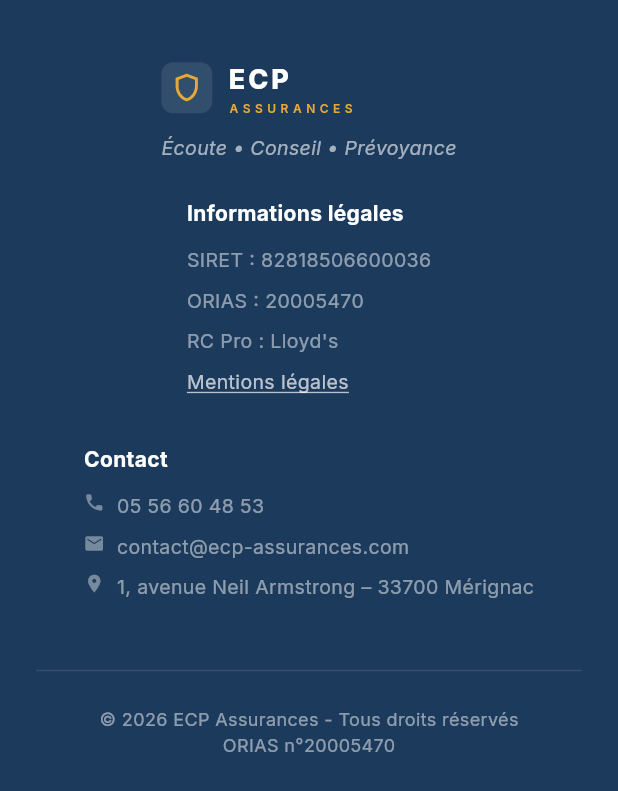
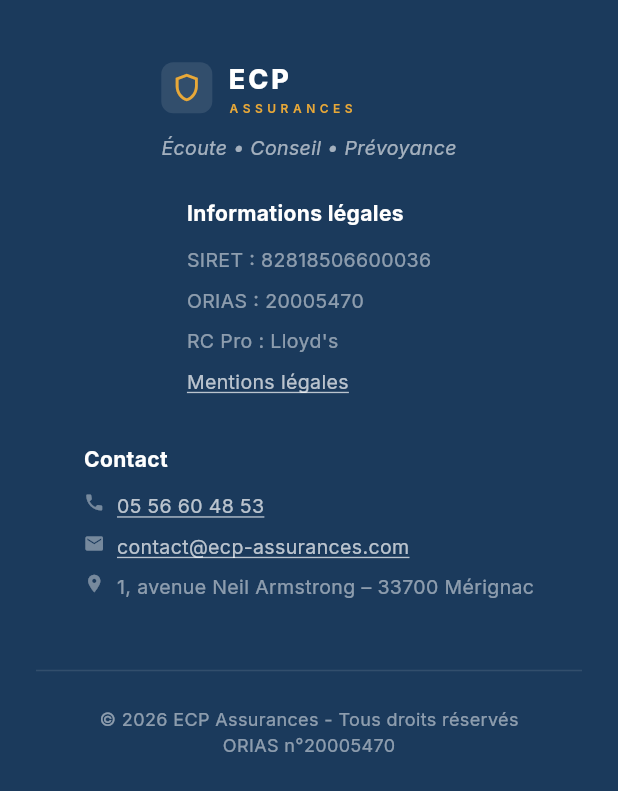
Before and after one commit to Wistyapp/ecpassurance, a Flutter app: the FooterSection widget shown alone on an empty page, opened directly, on a phone screen of 412 x 824 dp. Shown: the top 791 px of the screen. Run offline on Flutter 3.47's test engine with Material 3 defaults, Android fonts, the phone set to English and light mode, and no system bars; our stand-ins replace flutter_dotenv, go_router, google_fonts, visibility_detector.

Commit message:
added new pages

```diff
--- a/lib/sections/footer_section.dart
+++ b/lib/sections/footer_section.dart
@@ -3,11 +3,14 @@
 import '../utils/ecp_responsive.dart';
 import '../utils/ecp_constants.dart';
 
+import 'package:go_router/go_router.dart';          // ← AJOUTER
+import 'package:url_launcher/url_launcher.dart';     // ← AJOUTER
+
 class FooterSection extends StatelessWidget {
   const FooterSection({super.key});
 
   @override
-  Widget build(BuildContext context) {
+  Widget build(BuildContext context) {                // context est dispo ici
     final isMobile = Responsive.isMobile(context);
     final year = DateTime.now().year;
 
@@ -25,24 +28,24 @@
             Column(
               crossAxisAlignment: CrossAxisAlignment.center,
               children: [
-                _buildLogo(),
+                _buildLogo(context),          // ← passer context
                 const SizedBox(height: 24),
-                _buildLegalInfo(),
+                _buildLegalInfo(context),      // ← passer context
                 const SizedBox(height: 24),
-                _buildContactFooter(),
+                _buildContactFooter(context),  // ← passer context
               ],
             )
           else
             Row(
               crossAxisAlignment: CrossAxisAlignment.start,
               children: [
-                Expanded(flex: 2, child: _buildLogo()),
-                Expanded(flex: 2, child: _buildLegalInfo()),
-                Expanded(flex: 2, child: _buildContactFooter()),
+                Expanded(flex: 2, child: _buildLogo(context)),
+                Expanded(flex: 2, child: _buildLegalInfo(context)),
+                Expanded(flex: 2, child: _buildContactFooter(context)),
               ],
             ),
           const SizedBox(height: 30),
-          Divider(color: Colors.white.withOpacity(0.1)),
+          Divider(color: Colors.white.withValues(alpha: 0.1)),
           const SizedBox(height: 16),
           Wrap(
             alignment: WrapAlignment.center,
@@ -50,17 +53,11 @@
             children: [
               Text(
                 '© $year ${AppConstants.companyName} - Tous droits réservés',
-                style: TextStyle(
-                  fontSize: 12,
-                  color: Colors.white.withOpacity(0.5),
-                ),
+                style: TextStyle(fontSize: 12, color: Colors.white.withValues(alpha:0.5)),
               ),
               Text(
                 'ORIAS n°${AppConstants.orias}',
-                style: TextStyle(
-                  fontSize: 12,
-                  color: Colors.white.withOpacity(0.5),
-                ),
+                style: TextStyle(fontSize: 12, color: Colors.white.withValues(alpha:0.5)),
               ),
             ],
           ),
@@ -69,8 +66,10 @@
     );
   }
 
-  Widget _buildLogo() {
-    return Column(
+  Widget _buildLogo(BuildContext context) {
+    return GestureDetector(
+      onTap: () => context.go('/'),
+      child: Column(
         crossAxisAlignment: CrossAxisAlignment.start,
         children: [
           Row(
@@ -79,7 +78,7 @@
               Container(
                 padding: const EdgeInsets.all(6),
                 decoration: BoxDecoration(
-                color: Colors.white.withOpacity(0.1),
+                  color: Colors.white.withValues(alpha:0.1),
                   borderRadius: BorderRadius.circular(8),
                 ),
                 child: const Icon(Icons.shield_outlined, color: AppColors.accent, size: 22),
@@ -90,21 +89,11 @@
                 children: [
                   const Text(
                     'ECP',
-                  style: TextStyle(
-                    fontSize: 18,
-                    fontWeight: FontWeight.w800,
-                    color: Colors.white,
-                    letterSpacing: 2,
-                  ),
+                    style: TextStyle(fontSize: 18, fontWeight: FontWeight.w800, color: Colors.white, letterSpacing: 2),
                   ),
                   Text(
                     'ASSURANCES',
-                  style: TextStyle(
-                    fontSize: 8,
-                    fontWeight: FontWeight.w600,
-                    color: AppColors.accent,
-                    letterSpacing: 3,
-                  ),
+                    style: TextStyle(fontSize: 8, fontWeight: FontWeight.w600, color: AppColors.accent, letterSpacing: 3),
                   ),
                 ],
               ),
@@ -113,57 +102,69 @@
           const SizedBox(height: 12),
           Text(
             AppConstants.tagline,
-          style: TextStyle(
-            fontSize: 13,
-            color: Colors.white.withOpacity(0.6),
-            fontStyle: FontStyle.italic,
+            style: TextStyle(fontSize: 13, color: Colors.white.withValues(alpha:0.6), fontStyle: FontStyle.italic),
           ),
+        ],
+      ),
+    );
+  }
+
+  Widget _buildLegalInfo(BuildContext context) {
+    return Column(
+      crossAxisAlignment: CrossAxisAlignment.start,
+      children: [
+        const Text(
+          'Informations légales',
+          style: TextStyle(fontSize: 14, fontWeight: FontWeight.w700, color: Colors.white),
+        ),
+        const SizedBox(height: 12),
+        _FooterLink(label: 'SIRET : ${AppConstants.siret}'),
+        _FooterLink(label: 'ORIAS : ${AppConstants.orias}'),
+        _FooterLink(label: 'RC Pro : Lloyd\'s'),
+        _FooterLink(
+          label: 'Mentions légales',
+          isLink: true,
+          onTap: () => context.go('/mentions-legales'),   // ← MAINTENANT ÇA NAVIGUE
         ),
       ],
     );
   }
 
-  Widget _buildLegalInfo() {
-    return Column(
-      crossAxisAlignment: CrossAxisAlignment.start,
-      children: [
-        const Text(
-          'Informations légales',
-          style: TextStyle(
-            fontSize: 14,
-            fontWeight: FontWeight.w700,
-            color: Colors.white,
-          ),
-        ),
-        const SizedBox(height: 12),
-        _FooterLink(label: 'SIRET : ${AppConstants.siret}'),
-        _FooterLink(label: 'ORIAS : ${AppConstants.orias}'),
-        _FooterLink(label: 'RC Pro : Lloyd\'s'),
-        _FooterLink(label: 'Mentions légales', isLink: true),
-      ],
-    );
-  }
-
-  Widget _buildContactFooter() {
+  Widget _buildContactFooter(BuildContext context) {
     return Column(
       crossAxisAlignment: CrossAxisAlignment.start,
       children: [
         const Text(
           'Contact',
-          style: TextStyle(
-            fontSize: 14,
-            fontWeight: FontWeight.w700,
-            color: Colors.white,
-          ),
+          style: TextStyle(fontSize: 14, fontWeight: FontWeight.w700, color: Colors.white),
         ),
         const SizedBox(height: 12),
-        _FooterLink(label: AppConstants.phone, icon: Icons.phone),
-        _FooterLink(label: AppConstants.email, icon: Icons.email),
+        _FooterLink(
+          label: AppConstants.phone,
+          icon: Icons.phone,
+          isLink: true,
+          onTap: () async {
+            final uri = Uri.parse('tel:+33556604853');
+            if (await canLaunchUrl(uri)) await launchUrl(uri);
+          },
+        ),
+        _FooterLink(
+          label: AppConstants.email,
+          icon: Icons.email,
+          isLink: true,
+          onTap: () async {
+            final uri = Uri.parse('mailto:${AppConstants.email}');
+            if (await canLaunchUrl(uri)) await launchUrl(uri);
+          },
+        ),
         _FooterLink(label: AppConstants.address, icon: Icons.location_on),
       ],
     );
   }
 }
+
+// _FooterLink et _FooterLinkState restent inchangés (ton code actuel est bon)
+
 
 class _FooterLink extends StatefulWidget {
   final String label;
@@ -200,7 +201,7 @@
             mainAxisSize: MainAxisSize.min,
             children: [
               if (widget.icon != null) ...[
-                Icon(widget.icon, color: Colors.white.withOpacity(0.4), size: 14),
+                Icon(widget.icon, color: Colors.white.withValues(alpha:0.4), size: 14),
                 const SizedBox(width: 8),
               ],
               Flexible(
@@ -208,11 +209,10 @@
                   widget.label,
                   style: TextStyle(
                     fontSize: 13,
-                    color: Colors.white.withOpacity(
-                      _isHovered ? 0.9 : (widget.isLink ? 0.7 : 0.5),
+                    color: Colors.white.withValues(alpha:_isHovered ? 0.9 : (widget.isLink ? 0.7 : 0.5),
                     ),
                     decoration: widget.isLink ? TextDecoration.underline : null,
-                    decorationColor: Colors.white.withOpacity(0.7),
+                    decorationColor: Colors.white.withValues(alpha:0.7),
                   ),
                 ),
               ),
```
Also changed, not shown: lib/router/app_router.dart (+17 -13 lines), lib/sections/hero_section.dart (+11 -16 lines), lib/widgets/nav_bar.dart (+9 -0 lines), lib/widgets/page_title.dart (added, +22 -0 lines), assets/logo_ecp.png (added), lib/pages/home_page.dart (renamed from lib/sections/home_page.dart). Lines whose indentation alone changed are shown as unchanged.
